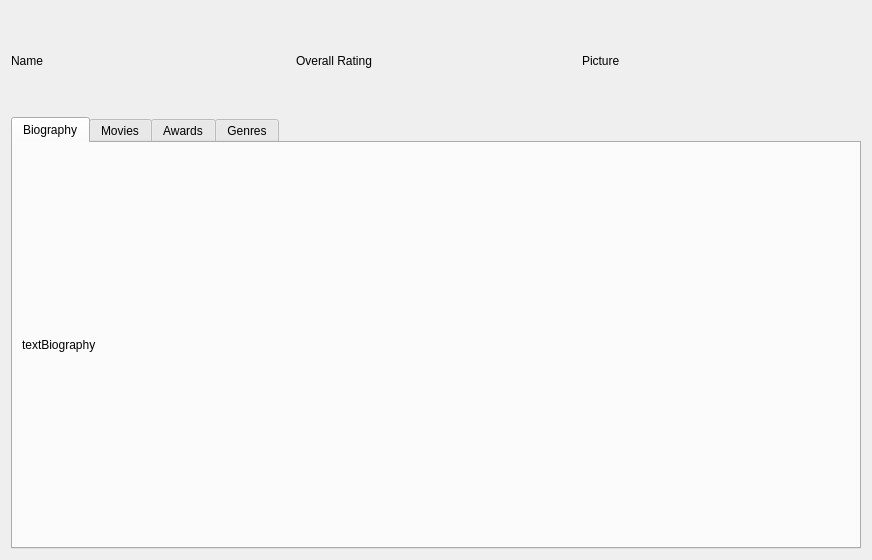
Qt form src/controller/ui/actor.ui (John-Dilla/imdbScraper) before a commit.
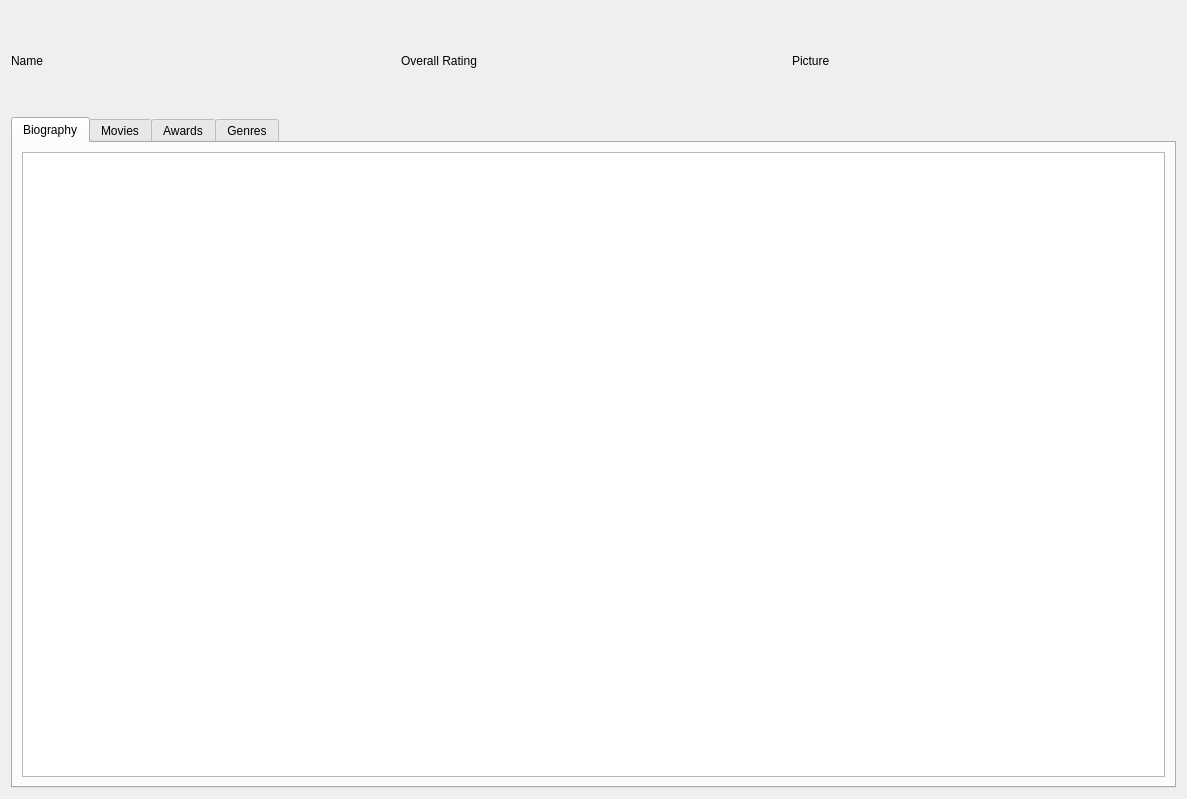
The same form after that commit.

Commit message: Added functionality to actor window

```diff
--- a/src/controller/ui/actor.ui
+++ b/src/controller/ui/actor.ui
@@ -6,10 +6,16 @@
    <rect>
     <x>0</x>
     <y>0</y>
-    <width>872</width>
-    <height>560</height>
+    <width>1187</width>
+    <height>799</height>
    </rect>
   </property>
+  <property name="minimumSize">
+   <size>
+    <width>1187</width>
+    <height>799</height>
+   </size>
+  </property>
   <property name="windowTitle">
    <string>Form</string>
   </property>
@@ -60,9 +66,12 @@
          <item>
           <layout class="QVBoxLayout" name="verticalLayout_2">
            <item>
-            <widget class="QLabel" name="textBiography">
-             <property name="text">
-              <string>textBiography</string>
+            <widget class="QTextEdit" name="textBiography">
+             <property name="minimumSize">
+              <size>
+               <width>1143</width>
+               <height>0</height>
+              </size>
              </property>
             </widget>
            </item>
```
The commit also changes 4 other files.
